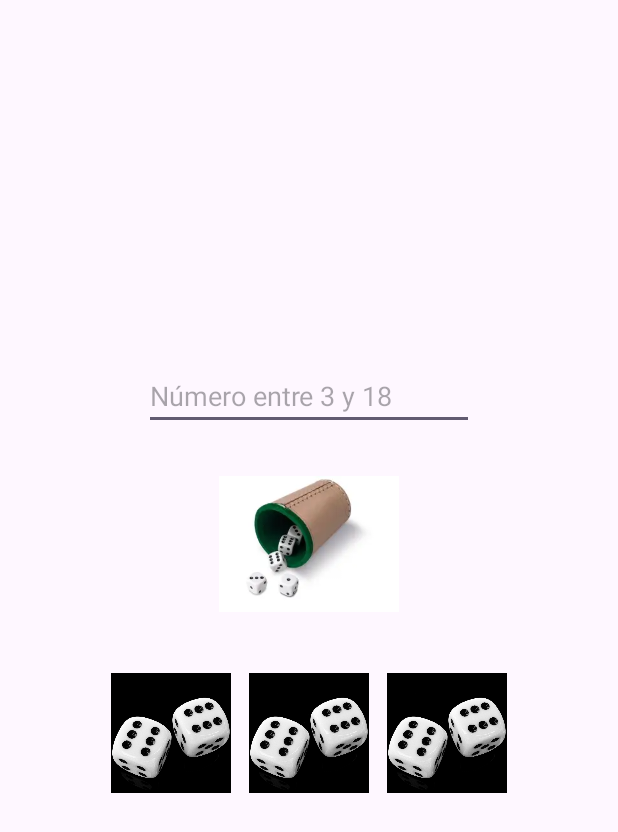
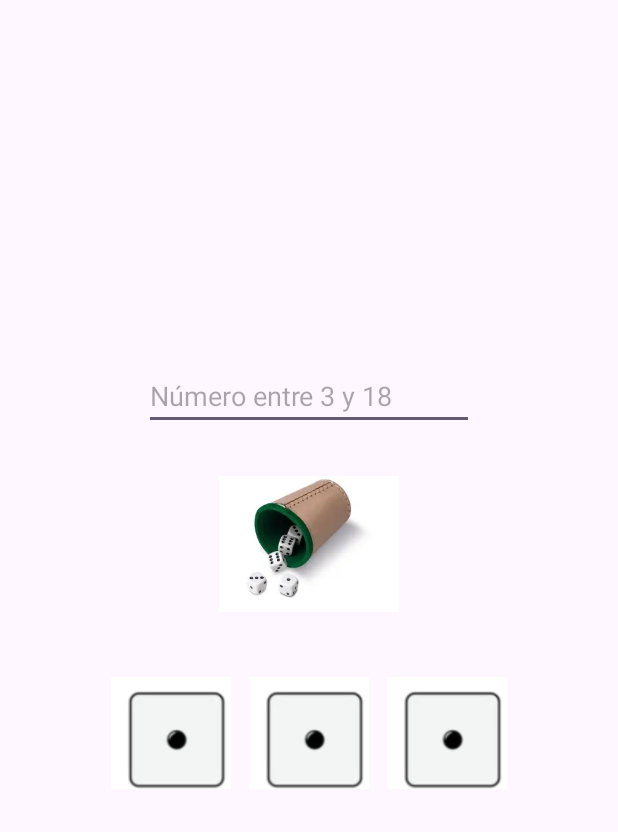
Before and after one commit to davidmoral22/Dados, an Android app: the screen it shows after launch (MainActivity), on a phone screen of 412 x 824 dp. Shown: the top 832 px of the screen. Run offline under Robolectric (Android 15) with nearby library versions, the phone set to English and light mode, and no system bars.

Commit message:
Creadaa la logica y aÃñadidos las demas imagenes

```diff
--- a/app/src/main/java/com/example/dados/MainActivity.kt
+++ b/app/src/main/java/com/example/dados/MainActivity.kt
@@ -1,20 +1,98 @@
 package com.example.dados
 
 import android.os.Bundle
-import androidx.activity.enableEdgeToEdge
+import android.os.Handler
+import android.os.Looper
+import android.view.View
+import android.widget.EditText
+import android.widget.ImageView
+import android.widget.TextView
+import android.widget.Toast
+import androidx.appcompat.app.AlertDialog
 import androidx.appcompat.app.AppCompatActivity
-import androidx.core.view.ViewCompat
-import androidx.core.view.WindowInsetsCompat
+import kotlin.random.Random
 
 class MainActivity : AppCompatActivity() {
+
+    private lateinit var edtObjetivo: EditText
+    private lateinit var imgCubilete: ImageView
+    private lateinit var imgDado1: ImageView
+    private lateinit var imgDado2: ImageView
+    private lateinit var imgDado3: ImageView
+    private lateinit var txtResultado: TextView
+
+    private val handler = Handler(Looper.getMainLooper())
+    private val imagenesDados = intArrayOf(
+        R.drawable.dado1,
+        R.drawable.dado2,
+        R.drawable.dado3,
+        R.drawable.dado4,
+        R.drawable.dado5,
+        R.drawable.dado6
+    )
+
     override fun onCreate(savedInstanceState: Bundle?) {
         super.onCreate(savedInstanceState)
-        enableEdgeToEdge()
         setContentView(R.layout.activity_main)
-        ViewCompat.setOnApplyWindowInsetsListener(findViewById(R.id.main)) { v, insets ->
-            val systemBars = insets.getInsets(WindowInsetsCompat.Type.systemBars())
-            v.setPadding(systemBars.left, systemBars.top, systemBars.right, systemBars.bottom)
-            insets
+
+        edtObjetivo = findViewById(R.id.edtObjetivo)
+        imgCubilete = findViewById(R.id.imgCubilete)
+        imgDado1 = findViewById(R.id.imgDado1)
+        imgDado2 = findViewById(R.id.imgDado2)
+        imgDado3 = findViewById(R.id.imgDado3)
+        txtResultado = findViewById(R.id.txtResultado)
+
+        imgCubilete.setOnClickListener {
+            iniciarTirada()
         }
     }
+
+    private fun iniciarTirada() {
+        val numeroObjetivo = edtObjetivo.text.toString().toIntOrNull()
+
+        if (numeroObjetivo == null || numeroObjetivo !in 3..18) {
+            Toast.makeText(this, "Introduce un número entre 3 y 18", Toast.LENGTH_SHORT).show()
+            return
+        }
+
+        // Bloquea el cubilete mientras dura la tirada
+        imgCubilete.isEnabled = false
+        txtResultado.visibility = View.INVISIBLE
+
+        val totalPasos = 8
+        val intervaloMs = 150L
+
+        for (paso in 0 until totalPasos) {
+            handler.postDelayed({
+                val valor1 = Random.nextInt(1, 7)
+                val valor2 = Random.nextInt(1, 7)
+                val valor3 = Random.nextInt(1, 7)
+
+                imgDado1.setImageResource(imagenesDados[valor1 - 1])
+                imgDado2.setImageResource(imagenesDados[valor2 - 1])
+                imgDado3.setImageResource(imagenesDados[valor3 - 1])
+
+                // En el último paso se calcula el resultado final y se reactiva el cubilete
+                if (paso == totalPasos - 1) {
+                    val suma = valor1 + valor2 + valor3
+                    txtResultado.text = "Suma obtenida: $suma"
+                    txtResultado.visibility = View.VISIBLE
+
+                    imgCubilete.isEnabled = true
+
+                    if (suma == numeroObjetivo) {
+                        mostrarDialogoAcierto(numeroObjetivo, suma)
+                    }
+                }
+            }, paso * intervaloMs)
+        }
+    }
+
+    private fun mostrarDialogoAcierto(objetivo: Int, suma: Int) {
+        AlertDialog.Builder(this)
+            .setTitle("¡Acierto!")
+            .setMessage("El programa ha sacado $suma y ha acertado tu número ($objetivo).")
+            .setPositiveButton("Aceptar", null)
+            .show()
+    }
 }
```
Also changed, not shown: app/src/main/res/drawable/dado1.jpg (deleted), app/src/main/res/drawable/dado1.png (added), app/src/main/res/drawable/dado2.png (added), app/src/main/res/drawable/dado3.png (added), app/src/main/res/drawable/dado4.png (added), app/src/main/res/drawable/dado5.png (added), app/src/main/res/drawable/dado6.png (added).
